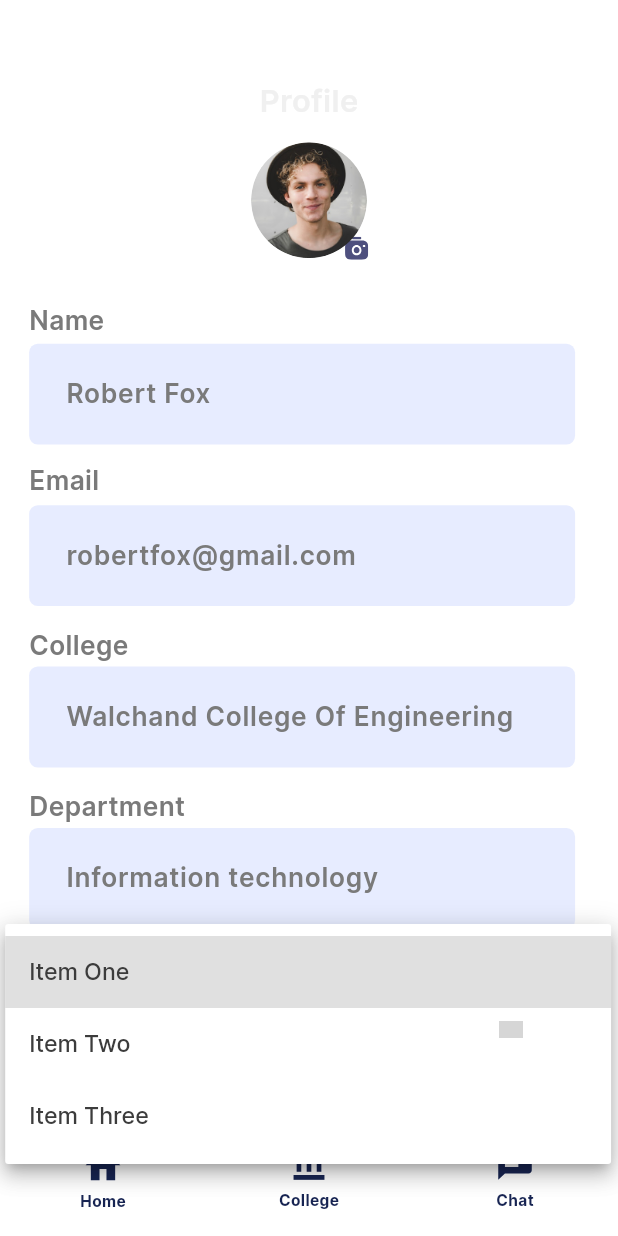
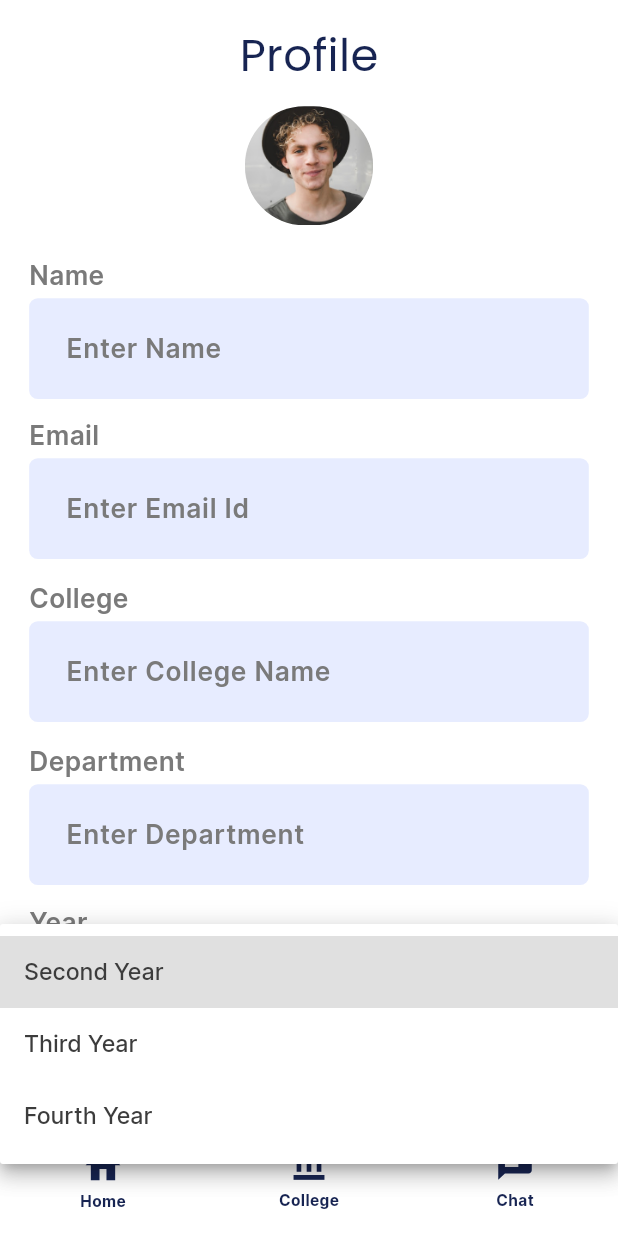
Before and after one commit to sandeshshinde30/EduConsult, a Flutter app: the ConsultantProfileScreen screen opened by its route, after a tap on "Second Year", on a phone screen of 412 x 824 dp. Run offline on Flutter 3.47's test engine with Material 3 defaults, Android fonts, the phone set to English and light mode, and no system bars; our stand-ins replace cached_network_image, flutter_svg; grey boxes are pictures that could not be loaded.

Commit message:
consultant profile screeen updated

```diff
--- a/EduConsult/lib/presentation/consultant_profile_screen/consultant_profile_screen.dart
+++ b/EduConsult/lib/presentation/consultant_profile_screen/consultant_profile_screen.dart
@@ -21,9 +21,9 @@ class ConsultantProfileScreen extends StatelessWidget {
   TextEditingController twentyTwoController1 = TextEditingController();
 
   List<String> dropdownItemList = [
-    "Item One",
-    "Item Two",
-    "Item Three",
+    "Second Year",
+    "Third Year",
+    "Fourth Year"
   ];
 
   GlobalKey<NavigatorState> navigatorKey = GlobalKey();
@@ -47,7 +47,7 @@ class ConsultantProfileScreen extends StatelessWidget {
                 width: double.maxFinite,
                 padding: EdgeInsets.symmetric(
                   horizontal: 17.h,
-                  vertical: 51.v,
+                  vertical: 15.v,
                 ),
                 child: Column(
                   crossAxisAlignment: CrossAxisAlignment.start,
@@ -56,7 +56,7 @@ class ConsultantProfileScreen extends StatelessWidget {
                       alignment: Alignment.center,
                       child: Text(
                         "Profile",
-                        style: theme.textTheme.titleLarge,
+                        style: TextStyle(color: Color(0xFF172452),fontSize: 30),
                       ),
                     ),
                     SizedBox(height: 12.v),
@@ -69,16 +69,9 @@ class ConsultantProfileScreen extends StatelessWidget {
                           alignment: Alignment.center,
                           children: [
                             CustomImageView(
-                              imagePath: ImageConstant.imgUser,
-                              height: 15.adaptSize,
-                              width: 15.adaptSize,
-                              alignment: Alignment.bottomRight,
-                              margin: EdgeInsets.only(right: 3.h),
-                            ),
-                            CustomImageView(
                               imagePath: ImageConstant.imgEllipse12,
-                              height: 75.adaptSize,
-                              width: 75.adaptSize,
+                              height: 100.adaptSize,
+                              width: 100.adaptSize,
                               radius: BorderRadius.circular(
                                 37.h,
                               ),
@@ -88,7 +81,7 @@ class ConsultantProfileScreen extends StatelessWidget {
                         ),
                       ),
                     ),
-                    SizedBox(height: 27.v),
+                    SizedBox(height: 20.v),
                     Text(
                       "Name",
                       style: theme.textTheme.titleMedium,
@@ -100,21 +93,21 @@ class ConsultantProfileScreen extends StatelessWidget {
                       "Email",
                       style: theme.textTheme.titleMedium,
                     ),
-                    SizedBox(height: 4.v),
+                    SizedBox(height: 3.v),
                     _buildEmail(context),
                     SizedBox(height: 13.v),
                     Text(
                       "College",
                       style: theme.textTheme.titleMedium,
                     ),
-                    SizedBox(height: 2.v),
+                    SizedBox(height: 3.v),
                     _buildTwentyTwo(context),
                     SizedBox(height: 13.v),
                     Text(
                       "Department",
                       style: theme.textTheme.titleMedium,
                     ),
-                    SizedBox(height: 2.v),
+                    SizedBox(height: 3.v),
                     _buildTwentyTwo1(context),
                     SizedBox(height: 12.v),
                     Text(
@@ -122,20 +115,18 @@ class ConsultantProfileScreen extends StatelessWidget {
                       style: theme.textTheme.titleMedium,
                     ),
                     SizedBox(height: 3.v),
-                    Padding(
-                      padding: EdgeInsets.only(right: 8.h),
-                      child: CustomDropDown(
-                        icon: Container(
-                          margin: EdgeInsets.fromLTRB(30.h, 16.v, 20.h, 16.v),
-                          child: CustomImageView(
-                            imagePath: ImageConstant.imgArrowdown,
-                            height: 11.v,
-                            width: 14.h,
-                          ),
-                        ),
+                    CustomDropDown(
+                      // icon: Container(
+                      //   margin: EdgeInsets.fromLTRB(30.h, 16.v, 20.h, 16.v),
+                      //   child: CustomImageView(
+                      //     imagePath: ImageConstant.imgArrowdown,
+                      //     height: 11.v,
+                      //     width: 14.h,
+                      //   ),
+                      // ),
+
                       hintText: "Second Year",
                       items: dropdownItemList,
-                      ),
                     ),
                     SizedBox(height: 36.v),
                     _buildSaveChanges(context),
@@ -153,47 +144,39 @@ class ConsultantProfileScreen extends StatelessWidget {
 
   /// Section Widget
   Widget _buildName(BuildContext context) {
-    return Padding(
-      padding: EdgeInsets.only(right: 8.h),
-      child: CustomTextFormField(
+    return CustomTextFormField(
       controller: nameController,
-        hintText: "Robert Fox",
-      ),
+      hintText: "Enter Name",
+      autofocus: false,
     );
   }
 
   /// Section Widget
   Widget _buildEmail(BuildContext context) {
-    return Padding(
-      padding: EdgeInsets.only(right: 8.h),
-      child: CustomTextFormField(
+    return CustomTextFormField(
       controller: emailController,
-        hintText: "robertfox@gmail.com",
+      hintText: "Enter Email Id",
       textInputType: TextInputType.emailAddress,
-      ),
+      autofocus: false,
     );
   }
 
   /// Section Widget
   Widget _buildTwentyTwo(BuildContext context) {
-    return Padding(
-      padding: EdgeInsets.only(right: 8.h),
-      child: CustomTextFormField(
+    return CustomTextFormField(
       controller: twentyTwoController,
-        hintText: "Walchand College Of Engineering ",
-      ),
+      hintText: "Enter College Name",
+      autofocus: false,
     );
   }
 
   /// Section Widget
   Widget _buildTwentyTwo1(BuildContext context) {
-    return Padding(
-      padding: EdgeInsets.only(right: 8.h),
-      child: CustomTextFormField(
+    return CustomTextFormField(
       controller: twentyTwoController1,
-        hintText: "Information technology",
+      hintText: "Enter Department",
       textInputAction: TextInputAction.done,
-      ),
+      autofocus: false,
     );
   }
 
```
Lines whose indentation alone changed are shown as unchanged.
